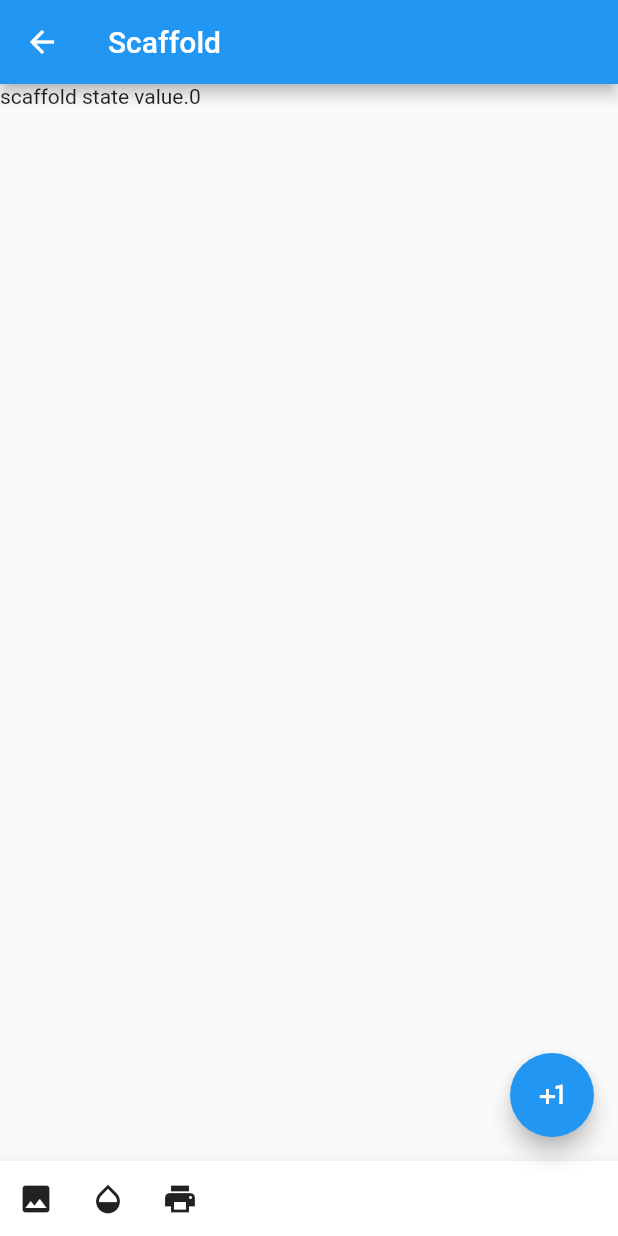
After one commit to kwcho7/FlutterDemo, a Flutter app: the BasicPage screen opened directly, after a tap on "Scaffold", on a phone screen of 412 x 824 dp. The commit adds this screen. Run offline on Flutter 3.47's test engine with Material 2 defaults, Android fonts, the phone set to English and light mode, and no system bars.

Commit message:
added. scaffold page changed. file names

```diff
--- a/lib/basic/BasicPage.dart
+++ b/lib/basic/basic_page.dart
@@ -1,10 +1,11 @@
 import 'package:flutter/material.dart';
 
-import 'ContainerPage.dart';
-import 'IconPage.dart';
-import 'ImagePage.dart';
-import 'RowPage.dart';
-import 'TextPage.dart';
+import 'container_page.dart';
+import 'icon_page.dart';
+import 'image_page.dart';
+import 'row_page.dart';
+import 'scaffold_page.dart';
+import 'text_page.dart';
 
 class BasicPage extends StatefulWidget {
   @override
@@ -53,6 +54,12 @@ class BasicState extends State<BasicPage> {
               onPressed: () {
                 Navigator.push(context, MaterialPageRoute(builder: (context) => IconPage()));
               },
+            ),
+            RaisedButton(
+              child: Text("Scaffold"),
+              onPressed: () {
+                Navigator.push(context, MaterialPageRoute(builder: (context) => ScaffoldPage()));
+              },
             )
           ],
         ),
--- /dev/null
+++ b/lib/basic/scaffold_page.dart
@@ -0,0 +1,74 @@
+import 'package:flutter/material.dart';
+
+/// Scaffold 는 SnackBar, BottomSheet, FloattingActionButton 등을 display 하기위한 container Widget 이다.
+///
+class ScaffoldPage extends StatelessWidget {
+  @override
+  Widget build(BuildContext context) {
+    ScaffoldBodyWidget bodyWidget = ScaffoldBodyWidget();
+    return SafeArea(
+      child: Scaffold(
+        appBar: AppBar(
+          title: Text("Scaffold"),
+        ),
+        body: bodyWidget,
+        floatingActionButton: FloatingActionButton(
+          onPressed: () {
+            bodyWidget.increaseValue();
+          },
+          child: Icon(Icons.plus_one),
+        ),
+        floatingActionButtonLocation: FloatingActionButtonLocation.endFloat,
+        bottomNavigationBar: BottomAppBar(
+          child: Container(height: 50,
+            child: Row(
+              children: <Widget>[
+                IconButton(
+                  icon: Icon(Icons.image),
+                  onPressed: (){},
+                ),
+                IconButton(
+                  icon: Icon(Icons.opacity),
+                  onPressed: (){},
+                ),
+                IconButton(
+                  icon: Icon(Icons.print),
+                  onPressed: (){},
+                )
+              ],
+            ),
+          ),
+        ),
+      ),
+    );
+  }
+}
+
+
+class ScaffoldBodyWidget extends StatefulWidget {
+  final state = ScaffoldBodyState();
+  void increaseValue(){
+    state.increaseValue();
+  }
+
+  @override
+  State<StatefulWidget> createState() {
+    return state;
+  }
+}
+
+
+class ScaffoldBodyState extends State<ScaffoldBodyWidget> {
+  int _stateValue = 0;
+
+  void increaseValue(){
+    setState(() {
+      _stateValue += 1;
+    });
+  }
+
+  @override
+  Widget build(BuildContext context) {
+    return Text("scaffold state value.$_stateValue");
+  }
+}
--- a/lib/main.dart
+++ b/lib/main.dart
@@ -1,7 +1,7 @@
 import 'package:flutter/material.dart';
 
-import 'basic/BasicPage.dart';
-import 'buttons/ButtonPage.dart';
+import 'basic/basic_page.dart';
+import 'buttons/button_page.dart';
 
 void main() => runApp(MyApp());
 
```
Also changed, not shown: lib/basic/container_page.dart (renamed from lib/basic/ContainerPage.dart), lib/basic/icon_page.dart (renamed from lib/basic/IconPage.dart), lib/basic/image_page.dart (renamed from lib/basic/ImagePage.dart), lib/basic/row_page.dart (renamed from lib/basic/RowPage.dart), lib/basic/text_page.dart (renamed from lib/basic/TextPage.dart), lib/buttons/button_page.dart (renamed from lib/buttons/ButtonPage.dart).
